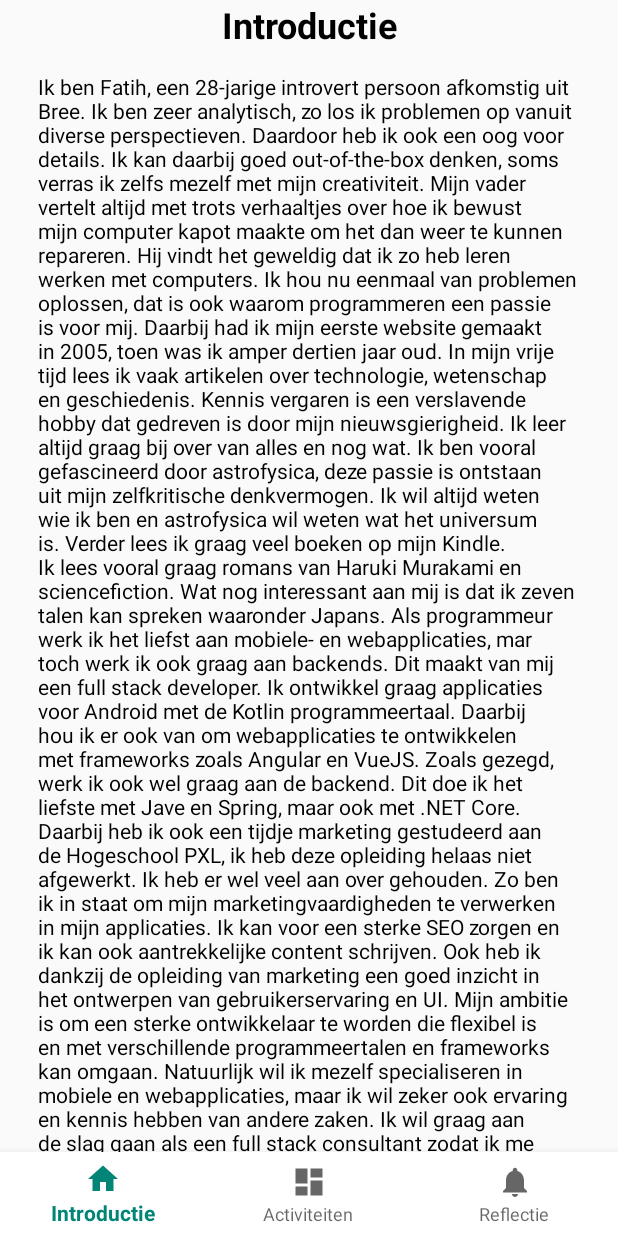
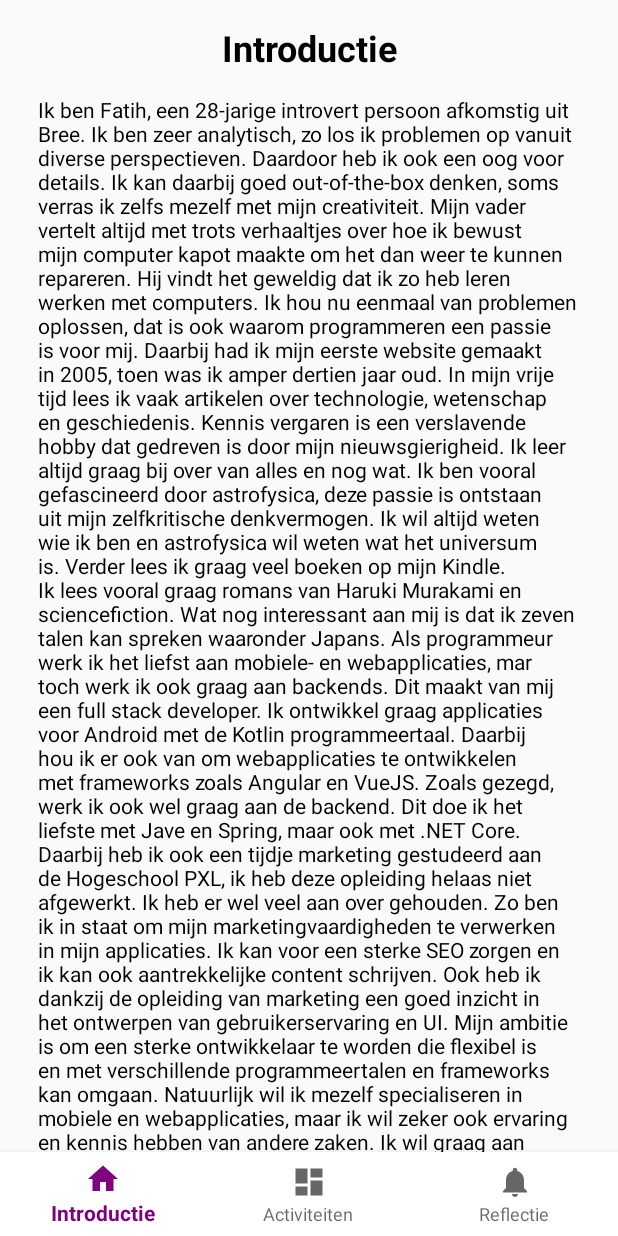
Before and after one commit to fatihbabacan92/italent, an Android app: the screen it shows after launch (MainActivity), on a phone screen of 412 x 824 dp. Run offline under Robolectric (Android 15) with nearby library versions, the phone set to English and light mode, and no system bars; our stand-ins replace navigation-ui.

Commit message:
UI Improvements

```diff
--- a/app/src/main/res/layout/fragment_home.xml
+++ b/app/src/main/res/layout/fragment_home.xml
@@ -10,7 +10,7 @@
         android:layout_width="match_parent"
         android:layout_height="wrap_content"
         android:layout_marginBottom="15dp"
-        android:layout_marginTop="0dp">
+        android:layout_marginTop="15dp">
 
         <TextView
             android:layout_width="match_parent"
--- a/app/src/main/res/layout/fragment_reflection.xml
+++ b/app/src/main/res/layout/fragment_reflection.xml
@@ -10,7 +10,7 @@
         android:layout_width="match_parent"
         android:layout_height="wrap_content"
         android:layout_marginBottom="15dp"
-        android:layout_marginTop="0dp">
+        android:layout_marginTop="15dp">
 
         <TextView
             android:layout_width="match_parent"
--- a/app/src/main/res/values/styles.xml
+++ b/app/src/main/res/values/styles.xml
@@ -3,9 +3,9 @@
     <!-- Base application theme. -->
     <style name="AppTheme" parent="Theme.AppCompat.Light.NoActionBar">
         <!-- Customize your theme here. -->
-        <item name="colorPrimary">@color/colorPrimary</item>
-        <item name="colorPrimaryDark">@color/colorPrimaryDark</item>
-        <item name="colorAccent">@color/colorAccent</item>
+        <item name="colorPrimary">@color/Purple</item>
+        <item name="colorPrimaryDark">@color/Purple</item>
+        <item name="colorAccent">@color/Red</item>
     </style>
 
 </resources>
```
